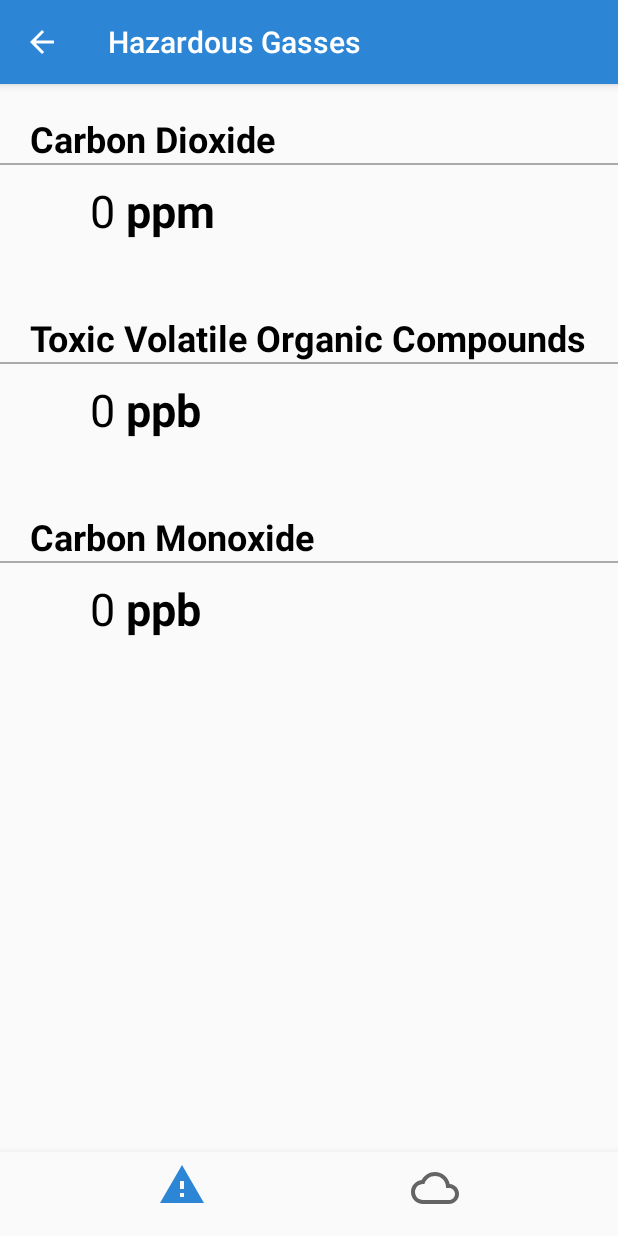
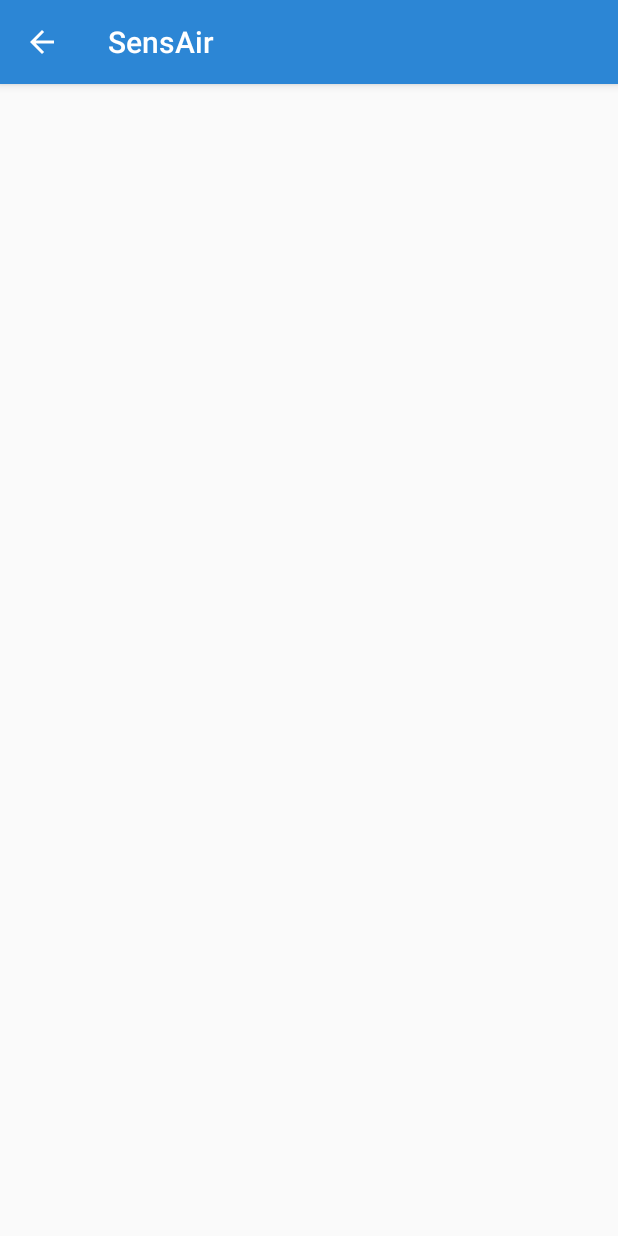
Before and after one commit to TheRealJeff/SensAir, an Android app: the screen it shows after launch (RealTimeActivity before the commit, RealTimeDataActivity after it), after a tap on an icon or button, on a phone screen of 412 x 824 dp. Run offline under Robolectric (Android 15) with nearby library versions, the phone set to English and light mode, and no system bars; libraries missing offline, so code that uses them is left out: com.github.anastr.speedviewlib, eu.basicairdata.bluetoothhelper; Roboto replaces fonts that are not available here; 18 statements that could not run were skipped.

Commit message:
Initial commit. Re-doing real time activity

```diff
--- a/SensAirAndroidApp/app/src/main/java/com/example/sensair/MainActivity.java
+++ b/SensAirAndroidApp/app/src/main/java/com/example/sensair/MainActivity.java
@@ -86,7 +86,7 @@ public class MainActivity extends AppCompatActivity implements AdapterView.OnIte
         {
             public void onClick(View V)
             {
-                Intent intent = new Intent(MainActivity.this, RealTimeActivity.class);
+                Intent intent = new Intent(MainActivity.this, RealTimeDataActivity.class);
                 startActivity(intent);
             }
         });
@@ -255,18 +255,25 @@ public class MainActivity extends AppCompatActivity implements AdapterView.OnIte
     @Override
     public void onItemSelected(AdapterView<?> parent, View view, int position, long id)
     {
+        setGaugeMetric(position);
+
+    }
+
+    public void setGaugeMetric(int position)
+    {
         Section s1,s2,s3,s4,s5;
         List<Section> sections = new ArrayList<>();
         ArrayList<Float> ticks = new ArrayList<>();
 
-        switch (position)
+
+        switch (position)           // handles different gauge selections
         {
             case 0:     // overall quality
                 //TODO Handle Overall choice and display meter values
-                gaugeAirQuality.speedTo(0);
-                gaugeAirQuality.setMinMaxSpeed(0,100);
+                gaugeAirQuality.speedTo(0);                     // reset gauge
+                gaugeAirQuality.setMinMaxSpeed(0,100);          // rescale gauge for each metric
 
-                s1 = new Section(0f,.33333f,Color.parseColor("#EE5C42"),110);
+                s1 = new Section(0f,.33333f,Color.parseColor("#EE5C42"),110);       // create according sections
                 s2 = new Section(.33333f,.66666f,Color.parseColor("#FFFF33"),110);
                 s3 = new Section(.66666f,1f,Color.parseColor("#00CD66"),110);
                 sections.add(s1);
@@ -275,11 +282,11 @@ public class MainActivity extends AppCompatActivity implements AdapterView.OnIte
                 gaugeAirQuality.clearSections();
                 gaugeAirQuality.addSections(sections);
 
-                gaugeAirQuality.setMarksNumber(2);
+                gaugeAirQuality.setMarksNumber(2);      // set labels
                 gaugeAirQuality.setTickNumber(0);
 
                 break;
-            case 1:     // CO2          TODO for all: adjust sections so that danger zones are properly reflected
+            case 1:     // CO2
                 gaugeAirQuality.speedTo(0);
                 gaugeAirQuality.setMinMaxSpeed(0,2500);
                 gaugeAirQuality.setUnit("Parts-per Million (ppm)");
--- /dev/null
+++ b/SensAirAndroidApp/app/src/main/java/com/example/sensair/RealTimeDataActivity.java
@@ -0,0 +1,120 @@
+package com.example.sensair;
+
+import androidx.appcompat.app.AppCompatActivity;
+
+import android.content.ComponentName;
+import android.content.Context;
+import android.content.Intent;
+import android.content.ServiceConnection;
+import android.os.Bundle;
+import android.os.Handler;
+import android.os.IBinder;
+
+import java.util.Objects;
+
+public class RealTimeDataActivity extends AppCompatActivity
+{
+
+    protected Thread thread;
+    protected BluetoothService btService;
+    protected boolean btIsBound = false;
+
+    private float co2;
+    private float tvoc;
+    private float mq2;
+    private float humidity;
+    private float pressure;
+    private float altitude;
+    private float temperature;
+
+    @Override
+    protected void onCreate(Bundle savedInstanceState)
+    {
+        super.onCreate(savedInstanceState);
+        setContentView(R.layout.activity_real_time_data);
+
+        getSupportActionBar().setHomeButtonEnabled(true);
+        getSupportActionBar().setDisplayHomeAsUpEnabled(true);
+
+    }
+
+    public void startBluetoothThreading()
+    {
+        thread =new Thread()
+        {
+
+            @Override
+            public void run () {
+                while (!thread.isInterrupted())
+                {
+                    try
+                    {
+                        Thread.sleep(100);
+                    } catch (InterruptedException e)
+                    {
+                        e.printStackTrace();
+                    }
+                    runOnUiThread(new Runnable()
+                    {
+                        @Override
+                        public void run()
+                        {
+                            if(btIsBound)
+                            {
+                                co2 = btService.getCo2();
+                                tvoc = btService.getTvoc();
+                                mq2 = btService.getMq2();
+                                humidity = btService.getHumidity();
+                                pressure = btService.getPressure();
+                                altitude = btService.getAltitude();
+                                temperature = btService.getTemperature();
+                            }
+                        }
+                    });
+                }
+            }
+        };
+        thread.start();
+    }
+
+    @Override
+    public boolean onSupportNavigateUp()
+    {
+        onBackPressed();
+        return true;
+    }
+
+    @Override
+    protected void onStop()
+    {
+        super.onStop();
+        unbindService(connection);
+        btIsBound = false;
+    }
+
+    @Override
+    protected void onStart()
+    {
+        super.onStart();
+        Intent intent = new Intent(this, BluetoothService.class);
+        bindService(intent, connection, Context.BIND_ADJUST_WITH_ACTIVITY | Context.BIND_AUTO_CREATE);
+        startService(intent);
+    }
+
+    private final ServiceConnection connection = new ServiceConnection() {
+
+        @Override
+        public void onServiceConnected(ComponentName className,
+                                       IBinder service) {
+            // We've bound to LocalService, cast the IBinder and get LocalService instance
+            BluetoothService.LocalBinder binder = (BluetoothService.LocalBinder) service;
+            btService = binder.getService();
+            btIsBound = true;
+        }
+
+        @Override
+        public void onServiceDisconnected(ComponentName arg0) {
+            btIsBound = false;
+        }
+    };
+}
--- a/SensAirAndroidApp/app/src/main/res/layout/activity_main.xml
+++ b/SensAirAndroidApp/app/src/main/res/layout/activity_main.xml
@@ -111,7 +111,7 @@
         android:id="@+id/RealTime"
         android:layout_width="70dp"
         android:layout_height="34dp"
-        android:layout_marginTop="95dp"
+        android:layout_marginTop="85dp"
         android:fontFamily="sans-serif-smallcaps"
         android:text="Real Time Data"
         android:textAlignment="center"
@@ -126,7 +126,7 @@
         android:id="@+id/History"
         android:layout_width="wrap_content"
         android:layout_height="wrap_content"
-        android:layout_marginTop="95dp"
+        android:layout_marginTop="85dp"
         android:fontFamily="sans-serif-smallcaps"
         android:text="History"
         android:textAlignment="center"
@@ -142,7 +142,7 @@
         android:id="@+id/Profile"
         android:layout_width="wrap_content"
         android:layout_height="wrap_content"
-        android:layout_marginTop="95dp"
+        android:layout_marginTop="85dp"
         android:fontFamily="sans-serif-smallcaps"
         android:text="Settings"
         android:textAlignment="center"
--- /dev/null
+++ b/SensAirAndroidApp/app/src/main/res/layout/activity_real_time_data.xml
@@ -0,0 +1,9 @@
+<?xml version="1.0" encoding="utf-8"?>
+<androidx.constraintlayout.widget.ConstraintLayout xmlns:android="http://schemas.android.com/apk/res/android"
+    xmlns:app="http://schemas.android.com/apk/res-auto"
+    xmlns:tools="http://schemas.android.com/tools"
+    android:layout_width="match_parent"
+    android:layout_height="match_parent"
+    tools:context=".RealTimeDataActivity">
+
+</androidx.constraintlayout.widget.ConstraintLayout>
```
Also changed, not shown: SensAirAndroidApp/app/src/main/AndroidManifest.xml (+7 -6 lines), SensAirAndroidApp/app/src/main/java/com/example/sensair/BluetoothService.java (+2 -9 lines). Lines whose indentation alone changed are shown as unchanged.
